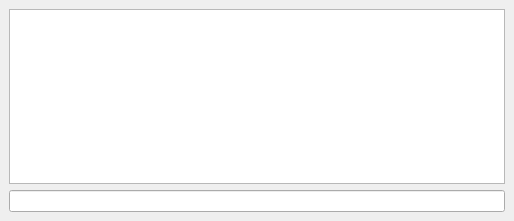
First picture: the form in ui/CommandLineDockWidget.ui, repository ruimaciel/femp, before the edit.
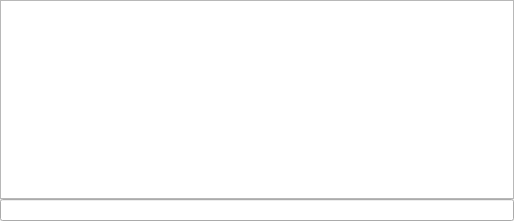
Second picture: the form after the edit.

```diff
--- a/ui/CommandLineDockWidget.ui
+++ b/ui/CommandLineDockWidget.ui
@@ -15,6 +15,12 @@
   </property>
   <widget class="QWidget" name="dockWidgetContents">
    <layout class="QVBoxLayout" name="verticalLayout">
+    <property name="spacing">
+     <number>0</number>
+    </property>
+    <property name="margin">
+     <number>0</number>
+    </property>
     <item>
      <widget class="QPlainTextEdit" name="commandHistoryLog">
       <property name="horizontalScrollBarPolicy">
```
Left out of the diff: 2 changed lines with no effect on the pictures.
